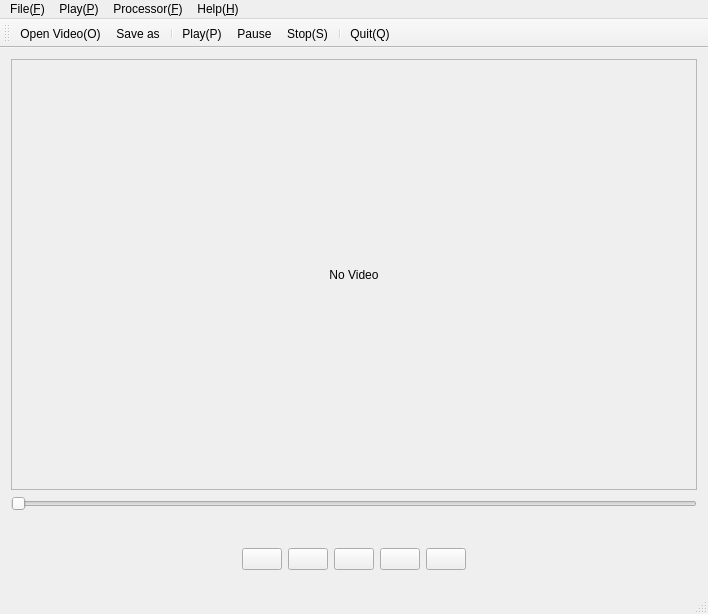
Old version of the form VideoPlayer/mainwindow.ui in the repository wzpan/Qt_Toys.
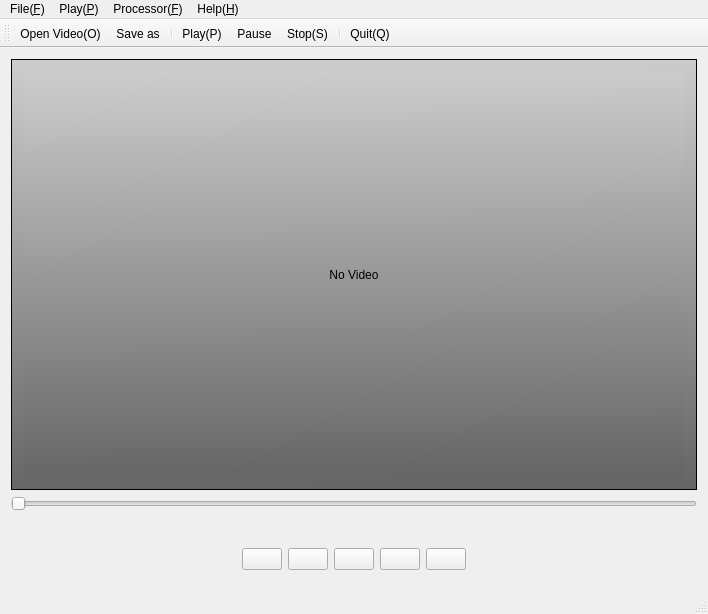
New version of the form. Icons and pictures are not drawn.

Patch:
```diff
--- a/VideoPlayer/mainwindow.ui
+++ b/VideoPlayer/mainwindow.ui
@@ -23,6 +23,9 @@
    <layout class="QGridLayout" name="gridLayout">
     <item row="0" column="0">
      <widget class="QScrollArea" name="scrollArea">
+      <property name="styleSheet">
+       <string notr="true">background-color: qlineargradient(spread:pad, x1:0.489, y1:0, x2:0.5, y2:0.994318, stop:0 rgba(204, 204, 204, 255), stop:1 rgba(102, 102, 102, 255));</string>
+      </property>
       <property name="widgetResizable">
        <bool>true</bool>
       </property>
```
